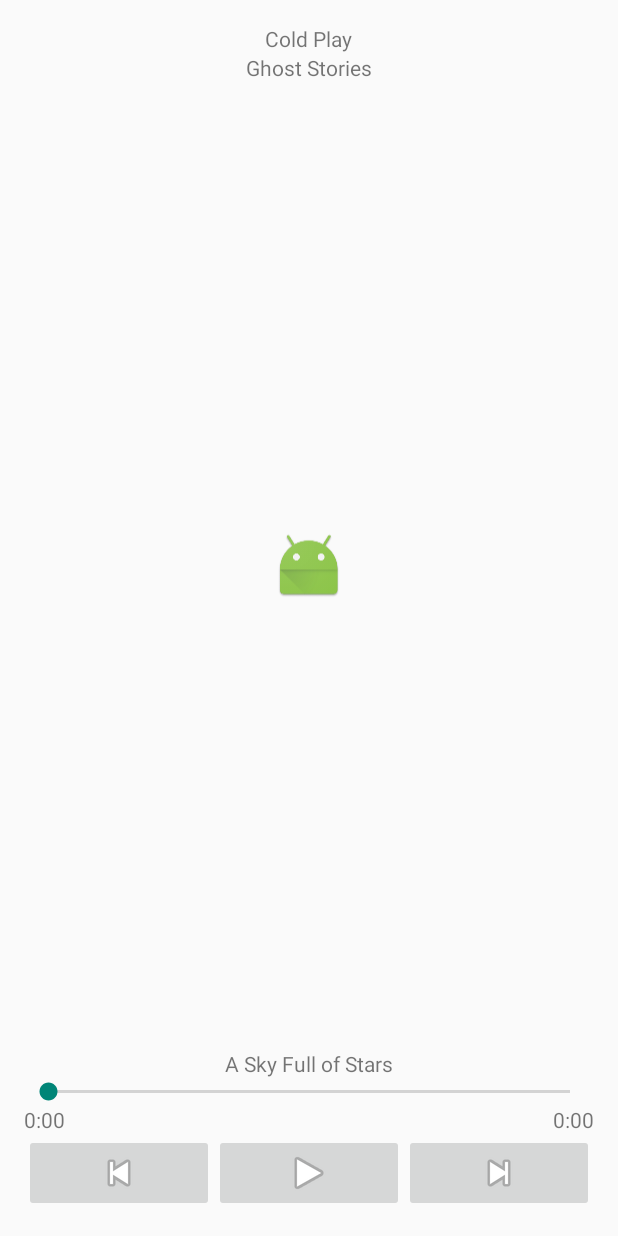
After one commit to santus444/Spotify-Streamer, an Android app: the layout fragment_player.xml on its own in the app's theme, with its tools: preview values and no code run, on a phone screen of 412 x 824 dp. The commit adds this screen. Run offline under Robolectric (Android 15) with nearby library versions, the phone set to English and light mode, and no system bars.

Commit message:
Implemented player without seekbar. Implemented two pane intial placeholder data UI. Pre Cursor.

```diff
--- a/app/build.gradle
+++ b/app/build.gradle
@@ -21,7 +21,7 @@ android {
 
 dependencies {
     compile fileTree(dir: 'libs', include: ['*.jar'])
-    compile 'com.android.support:appcompat-v7:22.2.0'
+    compile 'com.android.support:appcompat-v7:22.2.+'
     compile 'com.squareup.picasso:picasso:2.5.2'
     compile(name: 'spotify-web-api-android-0.1.0', ext: 'aar')
     compile 'com.squareup.retrofit:retrofit:1.9.0'
--- a/app/src/main/java/com/santoshmandadi/spotifystreamer/app/ArtistDetailsActivity.java
+++ b/app/src/main/java/com/santoshmandadi/spotifystreamer/app/ArtistDetailsActivity.java
@@ -14,6 +14,9 @@ public class ArtistDetailsActivity extends ActionBarActivity {
         super.onCreate(savedInstanceState);
         setContentView(R.layout.activity_artist_details);
         getSupportActionBar().setDisplayHomeAsUpEnabled(true);
+        getSupportFragmentManager().beginTransaction()
+                .add(R.id.artist_detail_container,new ArtistDetailsActivityFragment())
+                .commit();
 
     }
 
--- a/app/src/main/res/layout/activity_artist_details.xml
+++ b/app/src/main/res/layout/activity_artist_details.xml
@@ -1,4 +1,4 @@
-<fragment xmlns:android="http://schemas.android.com/apk/res/android"
+<FrameLayout xmlns:android="http://schemas.android.com/apk/res/android"
     xmlns:tools="http://schemas.android.com/tools"
     android:id="@+id/fragment"
     android:name="com.santoshmandadi.spotifystreamer.app.ArtistDetailsActivityFragment"
--- a/app/src/main/res/layout/activity_main.xml
+++ b/app/src/main/res/layout/activity_main.xml
@@ -1,7 +1,8 @@
 <fragment xmlns:android="http://schemas.android.com/apk/res/android"
     xmlns:tools="http://schemas.android.com/tools"
-    android:id="@+id/fragment"
+    android:id="@+id/artist_detail_container"
     android:name="com.santoshmandadi.spotifystreamer.app.MainActivityFragment"
     android:layout_width="match_parent"
     android:layout_height="match_parent"
-    tools:layout="@layout/fragment_main" />
+    tools:context="com.santoshmandadi.spotifystreamer.app.MainActivityFragment"
+    tools:layout="@android:layout/list_content" />
--- /dev/null
+++ b/app/src/main/res/layout/fragment_player.xml
@@ -0,0 +1,91 @@
+<LinearLayout xmlns:android="http://schemas.android.com/apk/res/android"
+    xmlns:tools="http://schemas.android.com/tools" android:layout_width="match_parent"
+    android:layout_height="match_parent" android:paddingLeft="@dimen/activity_horizontal_margin"
+    android:paddingRight="@dimen/activity_horizontal_margin"
+    android:paddingTop="@dimen/activity_vertical_margin"
+    android:paddingBottom="@dimen/activity_vertical_margin"
+    android:orientation="vertical"
+    tools:context="com.santoshmandadi.spotifystreamer.app.PlayerActivityFragment">
+
+    <TextView
+        android:id="@+id/text_artist_name"
+        android:layout_width="wrap_content"
+        android:layout_height="wrap_content"
+        android:layout_gravity="center_horizontal"
+        android:text="Cold Play" />
+
+    <TextView
+        android:id="@+id/text_album_name"
+        android:layout_width="wrap_content"
+        android:layout_height="wrap_content"
+        android:layout_gravity="center_horizontal"
+        android:text="Ghost Stories" />
+
+    <ImageView
+        android:id="@+id/image_album"
+        android:layout_width="wrap_content"
+        android:layout_height="wrap_content"
+        android:layout_gravity="center_horizontal"
+        android:layout_weight="1"
+        android:src="@mipmap/ic_launcher" />
+
+    <TextView
+        android:id="@+id/text_track_name"
+        android:layout_width="wrap_content"
+        android:layout_height="wrap_content"
+        android:layout_gravity="center_horizontal"
+        android:text="A Sky Full of Stars" />
+
+    <SeekBar
+        android:id="@+id/seekbar_status"
+        android:layout_width="match_parent"
+        android:layout_height="wrap_content" />
+
+    <LinearLayout
+        android:layout_width="fill_parent"
+        android:layout_height="wrap_content"
+        android:orientation="horizontal">
+
+        <TextView
+            android:id="@+id/text_current_duration"
+            android:layout_width="wrap_content"
+            android:layout_height="wrap_content"
+            android:layout_gravity="left"
+            android:text="0:00" />
+
+        <TextView
+            android:id="@+id/text_max_duration"
+            android:layout_width="match_parent"
+            android:layout_height="wrap_content"
+            android:gravity="right"
+            android:text="0:00" />
+    </LinearLayout>
+
+    <LinearLayout
+        android:layout_width="match_parent"
+        android:layout_height="wrap_content"
+        android:orientation="horizontal">
+
+        <ImageButton
+            android:id="@+id/button_previous"
+            android:layout_width="0dp"
+            android:layout_height="match_parent"
+            android:layout_weight="1"
+            android:src="@android:drawable/ic_media_previous" />
+
+        <ImageButton
+            android:id="@+id/button_play"
+            android:layout_width="0dp"
+            android:layout_height="match_parent"
+            android:layout_weight="1"
+            android:src="@android:drawable/ic_media_play" />
+
+        <ImageButton
+            android:id="@+id/button_next"
+            android:layout_width="0dp"
+            android:layout_height="match_parent"
+            android:layout_weight="1"
+            android:src="@android:drawable/ic_media_next" />
+    </LinearLayout>
+
+</LinearLayout>
--- a/app/src/main/res/values-w820dp/dimens.xml
+++ /dev/null
@@ -1,6 +0,0 @@
-<resources>
-    <!-- Example customization of dimensions originally defined in res/values/dimens.xml
-         (such as screen margins) for screens with more than 820dp of available width. This
-         would include 7" and 10" devices in landscape (~960dp and ~1280dp respectively). -->
-    <dimen name="activity_horizontal_margin">64dp</dimen>
-</resources>
--- a/app/src/main/res/values/strings.xml
+++ b/app/src/main/res/values/strings.xml
@@ -8,4 +8,5 @@
     <string name="no_top_tracks_message">This artist does not have any top tracks !</string>
     <string name="no_network_message">Sorry, Count not connect to server</string>
     <string name="no_results_message">Sorry, Your search did not yield any results !</string>
+    <string name="title_activity_player">Spotify Streamer</string>
 </resources>
--- a/app/src/main/res/values/styles.xml
+++ b/app/src/main/res/values/styles.xml
@@ -1,7 +1,7 @@
 <resources>
 
     <!-- Base application theme. -->
-    <style name="AppTheme" parent="Theme.AppCompat.Light.DarkActionBar">
+    <style name="AppTheme" parent="Theme.AppCompat.Light">
         <!-- Customize your theme here. -->
     </style>
 
```
Also changed, not shown: app/src/main/AndroidManifest.xml (+11 -1 lines), app/src/main/java/com/santoshmandadi/spotifystreamer/app/ArtistDetailsActivityFragment.java (+39 -8 lines), app/src/main/java/com/santoshmandadi/spotifystreamer/app/ArtistTopTenObject.java (+30 -2 lines), app/src/main/java/com/santoshmandadi/spotifystreamer/app/MainActivity.java (+13 -1 lines), app/src/main/java/com/santoshmandadi/spotifystreamer/app/data/ArtistContract.java (added, +38 -0 lines), app/src/main/java/com/santoshmandadi/spotifystreamer/app/data/SpotifyDbHelper.java (added, +48 -0 lines), app/src/main/res/layout/activity_player.xml (added, +7 -0 lines), app/src/main/res/menu/menu_player.xml (added, +7 -0 lines), 3 other files.
